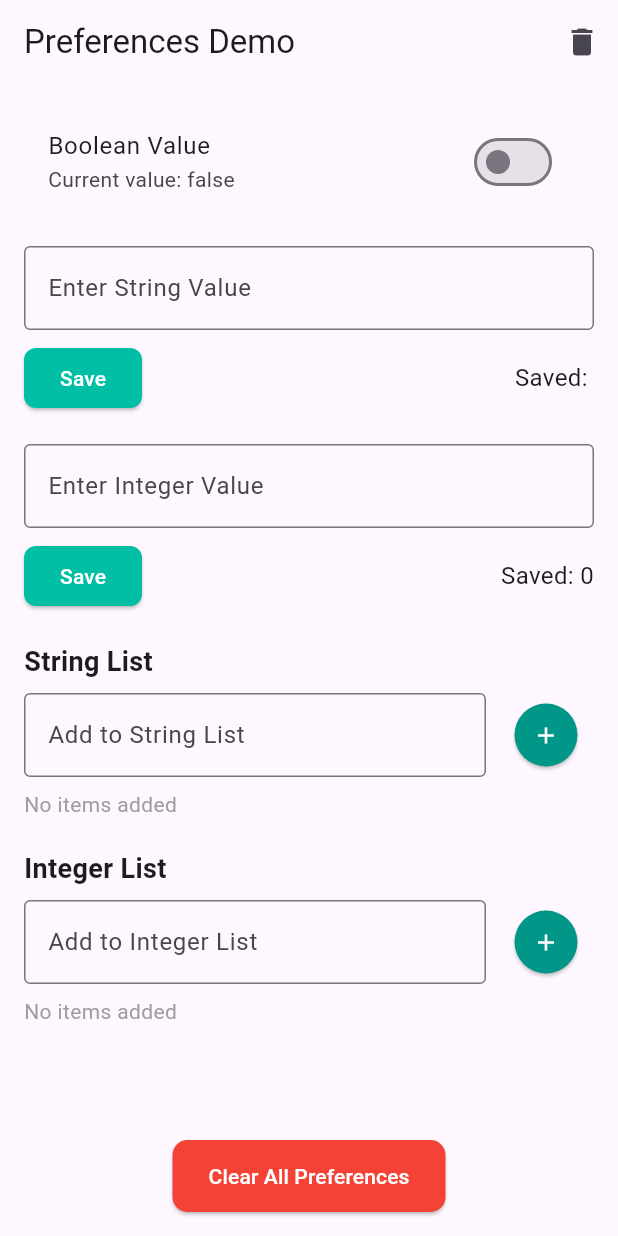
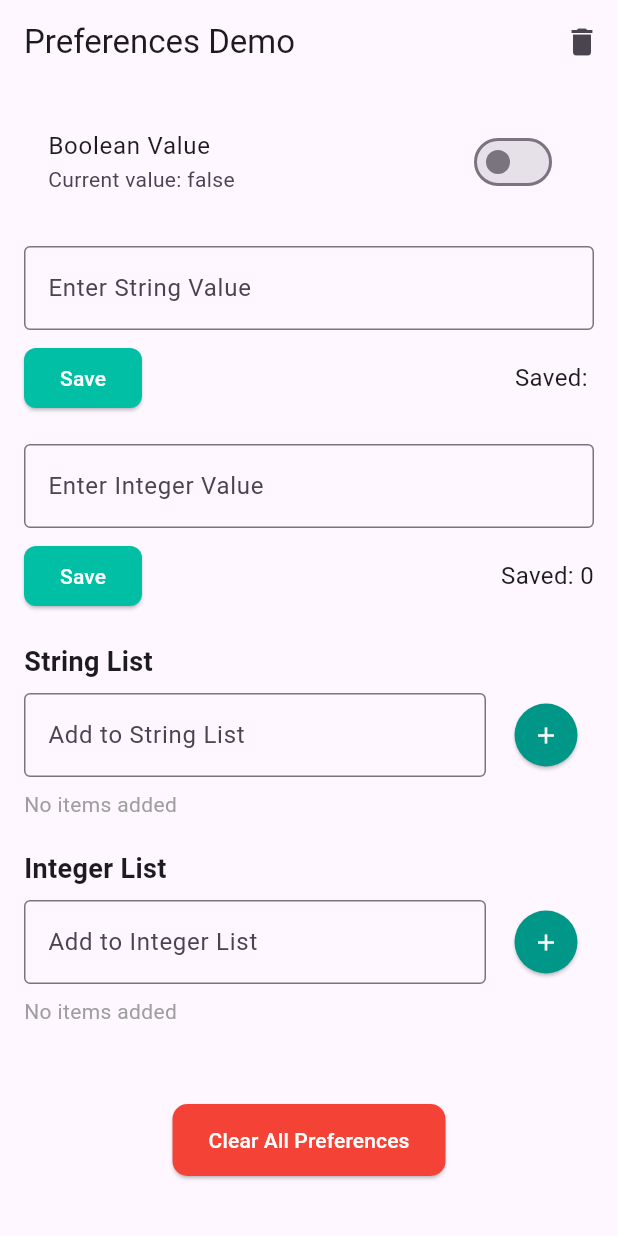
Before and after one commit to Dopa91/shared_preferences_example, a Flutter app: the screen it shows after launch, on a phone screen of 412 x 824 dp. Run offline on Flutter 3.47's test engine with Material 3 defaults, Android fonts, the phone set to English and light mode, and no system bars; our stand-ins replace shared_preferences.

Commit message:
Fix bottom overflow error \o/

```diff
--- a/lib/main.dart
+++ b/lib/main.dart
@@ -117,6 +117,11 @@ class MainAppState extends State<MainApp> {
         body: Padding(
           padding: const EdgeInsets.all(16.0),
           child: Column(
+            mainAxisAlignment: MainAxisAlignment.spaceBetween,
+            children: [
+              Expanded(
+                child: SingleChildScrollView(
+                  child: Column(
                     crossAxisAlignment: CrossAxisAlignment.start,
                     children: [
                       BooleanSwitch(
@@ -154,10 +159,16 @@ class MainAppState extends State<MainApp> {
                         onAdd: addToIntList,
                         isNumeric: true,
                       ),
-              const Spacer(),
+                    ],
+                  ),
+                ),
+              ),
               Center(
+                child: Padding(
+                  padding: const EdgeInsets.only(bottom: 24.0),
                   child: ClearButton(
                     onPressed: clearPreferences,
+                  ),
                 ),
               ),
             ],
```
Lines whose indentation alone changed are shown as unchanged.
